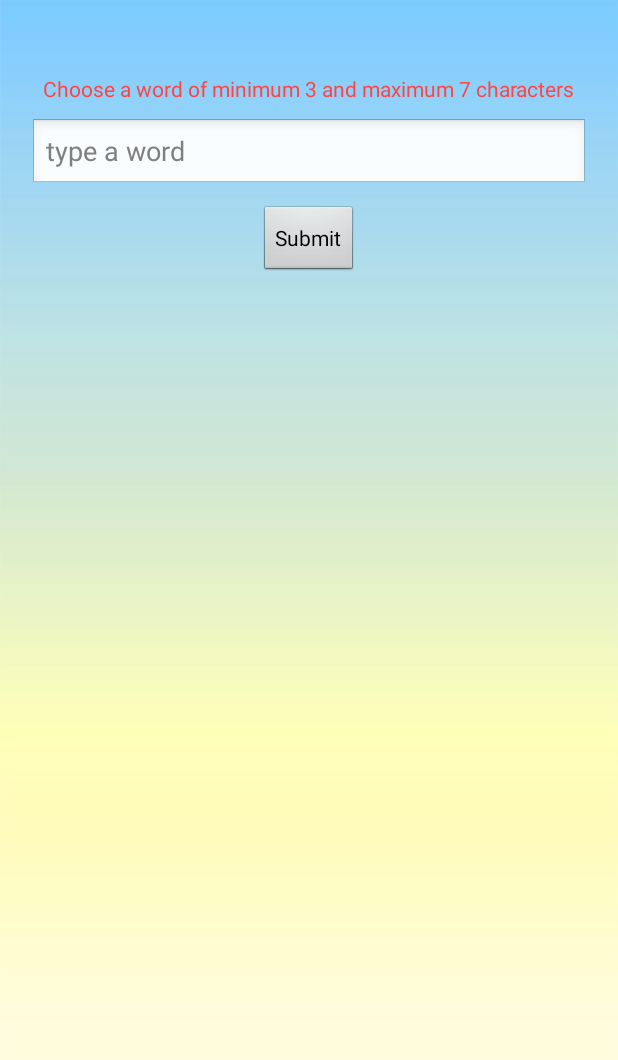
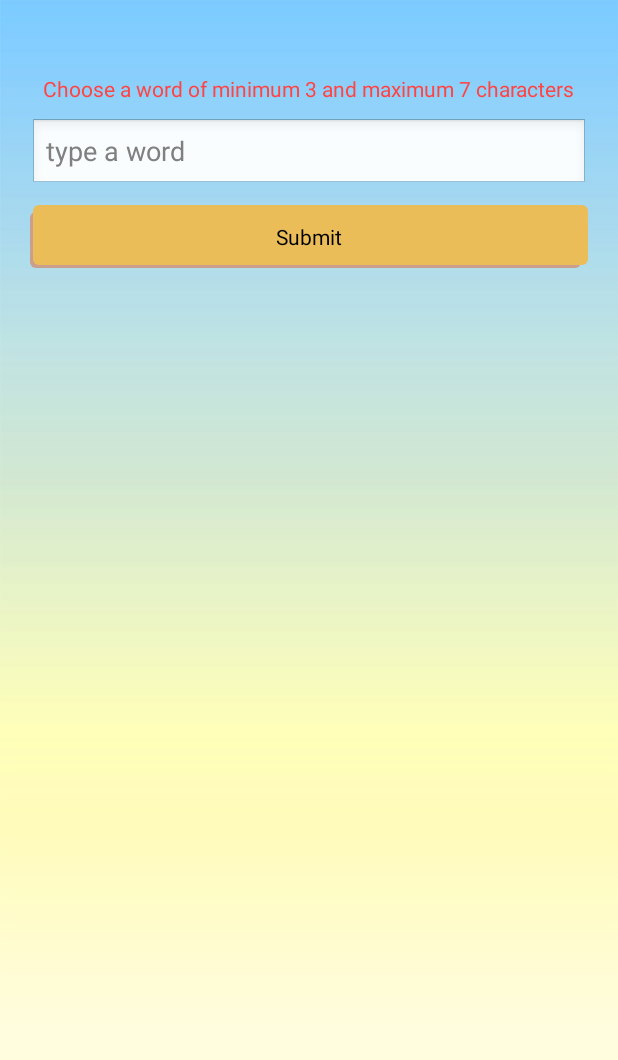
Before and after one commit to sachin-sable/QP-hack-bulls-and-cows-android, an Android app: the ChooserScreen screen opened directly, with no data from a screen before it, on a phone screen of 412 x 824 dp. Shown: the top 1060 px of the screen. Run offline under Robolectric (Android 15) with nearby library versions, the phone set to English and light mode, and no system bars; our stand-ins replace Firebase (no records; nobody signed in at launch, a user with empty details on screens opened directly).

Commit message:
button selectore

```diff
--- a/app/src/main/java/com/questionpro/bullscows/app/ChooserScreen.java
+++ b/app/src/main/java/com/questionpro/bullscows/app/ChooserScreen.java
@@ -55,9 +55,11 @@ public class ChooserScreen extends Activity {
             public void onDataChange(DataSnapshot dataSnapshot) {
                 String value = dataSnapshot.getValue(String.class);
                 try {
-                    JSONObject jsonObject = new JSONObject(value);
-                    PassAttempt passAttempt = PassAttempt.fromJSON(jsonObject);
-                    resultAdapter.addPassAttempt(passAttempt);
+                    if(!value.isEmpty()) {
+                        JSONObject jsonObject = new JSONObject(value);
+                        PassAttempt passAttempt = PassAttempt.fromJSON(jsonObject);
+                        resultAdapter.addPassAttempt(passAttempt);
+                    }
                 }
                 catch (Exception e){
                     e.printStackTrace();
--- a/app/src/main/res/layout/chooser_screen.xml
+++ b/app/src/main/res/layout/chooser_screen.xml
@@ -31,10 +31,12 @@
 
     <Button
         android:id="@+id/submitButton"
-        android:layout_width="wrap_content"
-        android:layout_height="wrap_content"
-
+        android:layout_width="match_parent"
+        android:layout_height="42dp"
+        android:background="@drawable/login_button_selectore"
         android:layout_marginTop="10dp"
+        android:paddingRight="30dp"
+        android:paddingLeft="30dp"
         android:text="Submit" />
     <include layout="@layout/attempts_list"/>
 </LinearLayout>
--- a/app/src/main/res/layout/guesser_screen.xml
+++ b/app/src/main/res/layout/guesser_screen.xml
@@ -35,7 +35,8 @@
         android:layout_width="match_parent"
         android:layout_height="42dp"
         android:id="@+id/submitButton"
-        android:text="SUBMIT"/>
+        android:background="@drawable/login_button_selectore"
+        android:text="Submit"/>
 
     <include layout="@layout/attempts_list"/>
 
```
Also changed, not shown: app/src/main/java/com/questionpro/bullscows/app/SplashScreenActivity.java (+14 -12 lines).
